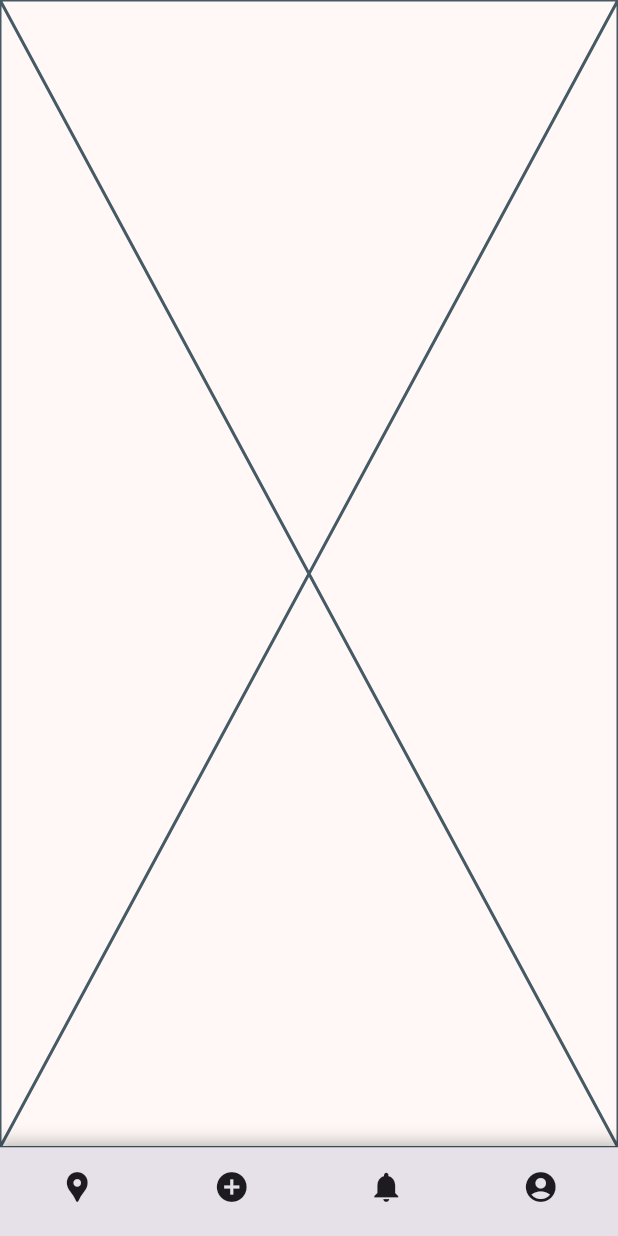
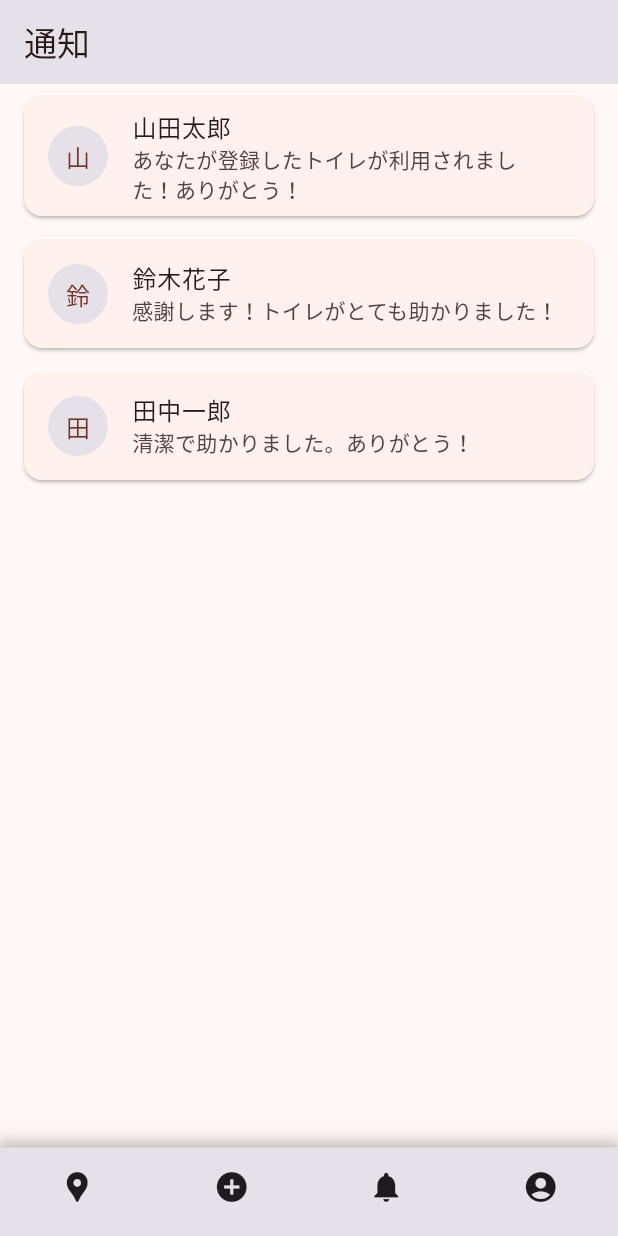
Before and after one commit to TIshow/setchin, a Flutter app: the screen it shows after launch, item 3 of the bottom bar chosen, on a phone screen of 412 x 824 dp. Run offline on Flutter 3.47's test engine with Material 3 defaults, Android fonts, the phone set to English and light mode, and no system bars; our stand-ins replace firebase_auth, firebase_core, flutter_dotenv, google_maps_flutter; accounts and stored records are empty.

Commit message:
【簡易】通知ページ

```diff
--- /dev/null
+++ b/lib/screens/notifications_page.dart
@@ -0,0 +1,39 @@
+import 'package:flutter/material.dart';
+
+class NotificationsPage extends StatelessWidget {
+  const NotificationsPage({super.key});
+
+  @override
+  Widget build(BuildContext context) {
+    // 仮の通知データ
+    final List<Map<String, String>> notifications = [
+      {"name": "山田太郎", "message": "あなたが登録したトイレが利用されました！ありがとう！"},
+      {"name": "鈴木花子", "message": "感謝します！トイレがとても助かりました！"},
+      {"name": "田中一郎", "message": "清潔で助かりました。ありがとう！"},
+    ];
+
+    return Scaffold(
+      appBar: AppBar(
+        title: const Text('通知'),
+        backgroundColor: const Color(0xFFE6E0E9),
+      ),
+      body: ListView.builder(
+        itemCount: notifications.length,
+        itemBuilder: (context, index) {
+          final notification = notifications[index];
+          return Card(
+            margin: const EdgeInsets.symmetric(vertical: 8.0, horizontal: 16.0),
+            child: ListTile(
+              leading: CircleAvatar(
+                child: Text(notification["name"]![0]), // 名前の頭文字
+                backgroundColor: const Color(0xFFE6E0E9),
+              ),
+              title: Text(notification["name"]!),
+              subtitle: Text(notification["message"]!),
+            ),
+          );
+        },
+      ),
+    );
+  }
+}
--- a/lib/widgets/bottom_nav_layout.dart
+++ b/lib/widgets/bottom_nav_layout.dart
@@ -2,6 +2,7 @@ import 'package:flutter/material.dart';
 import '../screens/home_page.dart';
 import '../screens/register_toilet_page.dart';
 import '../screens/profile_page.dart';
+import '../screens/notifications_page.dart';
 
 class BottomNavLayout extends StatefulWidget {
   final int currentIndex;
@@ -16,7 +17,7 @@ class _BottomNavLayoutState extends State<BottomNavLayout> {
   final List<Widget> _pages = [
     const HomePage(),
     const RegisterToiletPage(),
-    const Placeholder(), // 後ほど追加するページ
+    const NotificationsPage(),
     const ProfilePage(),
   ];
 
```
